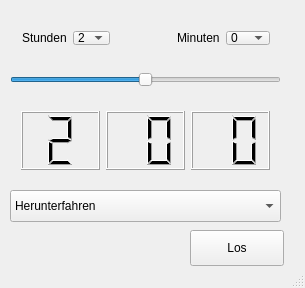
Above: mainwindow.ui from green-t/simpleshutdowntimer before the change. Below: the same form after it.
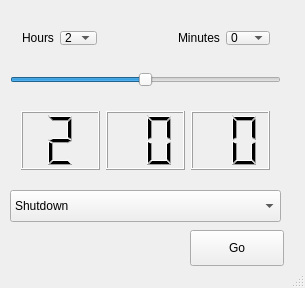
That is the form after the change.

What changed in the file:
```diff
--- a/mainwindow.ui
+++ b/mainwindow.ui
@@ -24,7 +24,7 @@
      </rect>
     </property>
     <property name="text">
-     <string>Los</string>
+     <string>Go</string>
     </property>
    </widget>
    <widget class="QWidget" name="layoutWidget">
@@ -85,7 +85,7 @@
      <item>
       <widget class="QLabel" name="label">
        <property name="text">
-        <string>Stunden</string>
+        <string>Hours</string>
        </property>
       </widget>
      </item>
@@ -165,7 +165,7 @@
      <item>
       <widget class="QLabel" name="label_2">
        <property name="text">
-        <string>Minuten</string>
+        <string>Minutes</string>
        </property>
       </widget>
      </item>
@@ -238,7 +238,7 @@
     </property>
     <item>
      <property name="text">
-      <string>Herunterfahren</string>
+      <string>Shutdown</string>
      </property>
     </item>
     <item>
```
Left out of the diff: 2 changed lines with no effect on the pictures.
